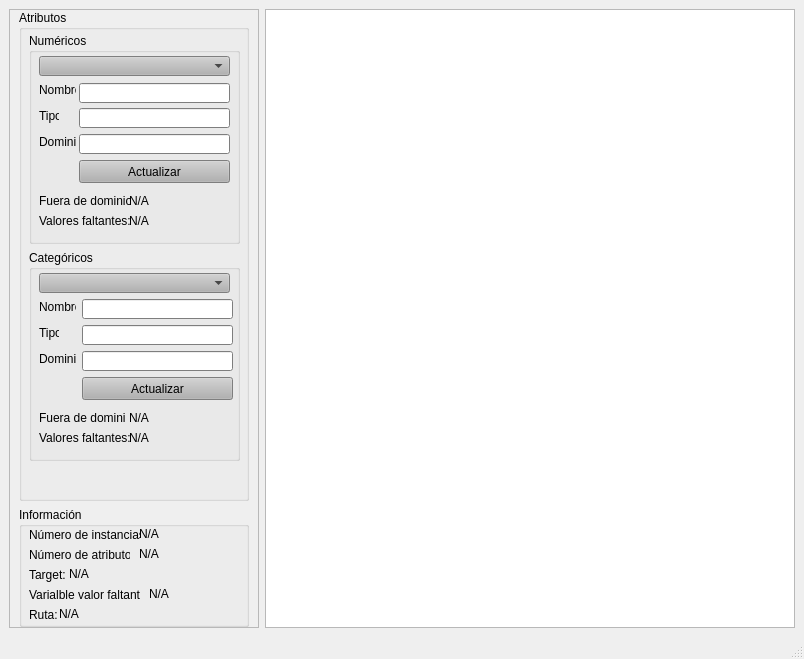
Old version of the form main_window_ui.ui in the repository AdrianPrietoLozano/proyecto_mineria.
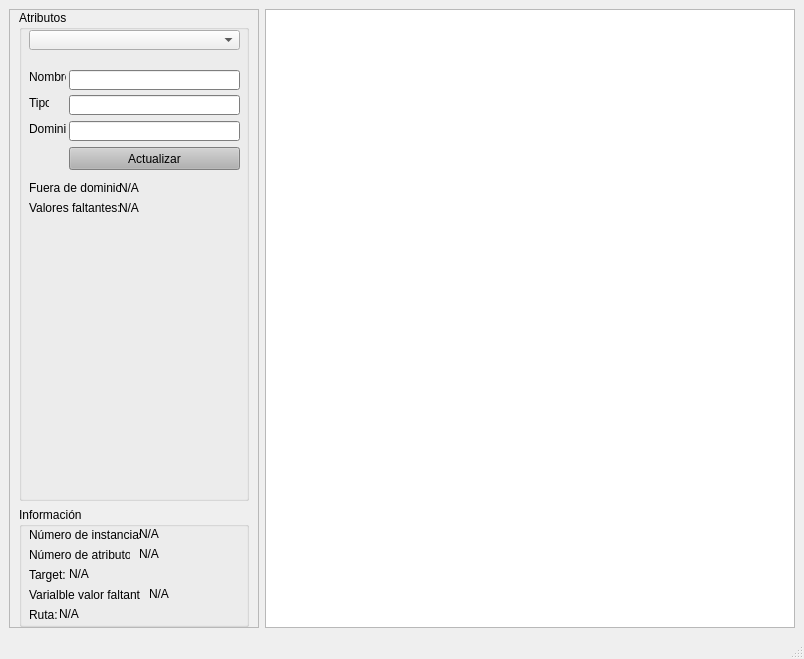
New version of the form.

Commit message: Se dejo solo un combo box para los atributos

Diff of the .ui file:
```diff
--- a/main_window_ui.ui
+++ b/main_window_ui.ui
@@ -507,39 +507,24 @@
          <property name="title">
           <string>Atributos</string>
          </property>
-         <widget class="QGroupBox" name="groupBoxNumericos">
+         <widget class="QComboBox" name="comboBoxAtributos">
           <property name="geometry">
            <rect>
             <x>10</x>
-            <y>23</y>
+            <y>20</y>
             <width>211</width>
-            <height>211</height>
-           </rect>
-          </property>
-          <property name="sizePolicy">
-           <sizepolicy hsizetype="Expanding" vsizetype="Expanding">
-            <horstretch>0</horstretch>
-            <verstretch>0</verstretch>
-           </sizepolicy>
-          </property>
-          <property name="title">
-           <string>Numéricos</string>
-          </property>
-          <widget class="QComboBox" name="comboBoxNumericos">
-           <property name="geometry">
-            <rect>
-             <x>10</x>
-             <y>23</y>
-             <width>191</width>
              <height>20</height>
             </rect>
            </property>
+          <property name="styleSheet">
+           <string notr="true">QComboBox QAbstractItemView::item { margin: 10px; padding: 10px; }</string>
+          </property>
           </widget>
           <widget class="QLabel" name="label">
            <property name="geometry">
             <rect>
              <x>10</x>
-             <y>49</y>
+            <y>59</y>
              <width>37</width>
              <height>16</height>
             </rect>
@@ -548,68 +533,12 @@
             <string>Nombre</string>
            </property>
           </widget>
-          <widget class="QLabel" name="label_2">
+         <widget class="QPushButton" name="btnActualizar">
            <property name="geometry">
             <rect>
-             <x>10</x>
-             <y>75</y>
-             <width>20</width>
-             <height>16</height>
-            </rect>
-           </property>
-           <property name="text">
-            <string>Tipo</string>
-           </property>
-          </widget>
-          <widget class="QLabel" name="label_3">
-           <property name="geometry">
-            <rect>
-             <x>10</x>
-             <y>101</y>
-             <width>37</width>
-             <height>16</height>
-            </rect>
-           </property>
-           <property name="text">
-            <string>Dominio</string>
-           </property>
-          </widget>
-          <widget class="QLineEdit" name="nombreAtributoNumerico">
-           <property name="geometry">
-            <rect>
              <x>50</x>
-             <y>50</y>
-             <width>151</width>
-             <height>20</height>
-            </rect>
-           </property>
-          </widget>
-          <widget class="QLineEdit" name="dominioAtributoNumerico">
-           <property name="geometry">
-            <rect>
-             <x>50</x>
-             <y>101</y>
-             <width>151</width>
-             <height>20</height>
-            </rect>
-           </property>
-          </widget>
-          <widget class="QLineEdit" name="tipoAtributoNumerico">
-           <property name="geometry">
-            <rect>
-             <x>50</x>
-             <y>75</y>
-             <width>151</width>
-             <height>20</height>
-            </rect>
-           </property>
-          </widget>
-          <widget class="QPushButton" name="btnActualizarNumericos">
-           <property name="geometry">
-            <rect>
-             <x>50</x>
-             <y>127</y>
-             <width>151</width>
+            <y>137</y>
+            <width>171</width>
              <height>23</height>
             </rect>
            </property>
@@ -621,7 +550,7 @@
            <property name="geometry">
             <rect>
              <x>10</x>
-             <y>160</y>
+            <y>170</y>
              <width>91</width>
              <height>16</height>
             </rect>
@@ -630,37 +559,11 @@
             <string>Fuera de dominio:</string>
            </property>
           </widget>
-          <widget class="QLabel" name="labelFueraDominioNumerico">
-           <property name="geometry">
-            <rect>
-             <x>100</x>
-             <y>160</y>
-             <width>91</width>
-             <height>16</height>
-            </rect>
-           </property>
-           <property name="text">
-            <string>N/A</string>
-           </property>
-          </widget>
-          <widget class="QLabel" name="labelValoresFaltantesNumericos">
-           <property name="geometry">
-            <rect>
-             <x>100</x>
-             <y>180</y>
-             <width>91</width>
-             <height>16</height>
-            </rect>
-           </property>
-           <property name="text">
-            <string>N/A</string>
-           </property>
-          </widget>
           <widget class="QLabel" name="label_14">
            <property name="geometry">
             <rect>
              <x>10</x>
-             <y>180</y>
+            <y>190</y>
              <width>91</width>
              <height>16</height>
             </rect>
@@ -669,53 +572,44 @@
             <string>Valores faltantes:</string>
            </property>
           </widget>
-         </widget>
-         <widget class="QGroupBox" name="groupBoxCategoricos">
+         <widget class="QLineEdit" name="dominioAtributo">
           <property name="geometry">
            <rect>
-            <x>10</x>
-            <y>240</y>
-            <width>211</width>
-            <height>211</height>
+            <x>50</x>
+            <y>111</y>
+            <width>171</width>
+            <height>20</height>
            </rect>
           </property>
-          <property name="sizePolicy">
-           <sizepolicy hsizetype="Expanding" vsizetype="Expanding">
-            <horstretch>0</horstretch>
-            <verstretch>0</verstretch>
-           </sizepolicy>
-          </property>
-          <property name="title">
-           <string>Categóricos</string>
-          </property>
-          <widget class="QComboBox" name="comboBoxCategoricos">
+         </widget>
+         <widget class="QLineEdit" name="nombreAtributo">
            <property name="geometry">
             <rect>
-             <x>10</x>
-             <y>23</y>
-             <width>191</width>
+            <x>50</x>
+            <y>60</y>
+            <width>171</width>
              <height>20</height>
             </rect>
            </property>
           </widget>
-          <widget class="QLabel" name="label_4">
+         <widget class="QLabel" name="label_3">
            <property name="geometry">
             <rect>
              <x>10</x>
-             <y>49</y>
+            <y>111</y>
              <width>37</width>
              <height>16</height>
             </rect>
            </property>
            <property name="text">
-            <string>Nombre</string>
-           </property>
-          </widget>
-          <widget class="QLabel" name="label_5">
+           <string>Dominio</string>
+          </property>
+         </widget>
+         <widget class="QLabel" name="label_2">
            <property name="geometry">
             <rect>
              <x>10</x>
-             <y>75</y>
+            <y>85</y>
              <width>20</width>
              <height>16</height>
             </rect>
@@ -724,81 +618,22 @@
             <string>Tipo</string>
            </property>
           </widget>
-          <widget class="QLabel" name="label_6">
+         <widget class="QLineEdit" name="tipoAtributo">
            <property name="geometry">
             <rect>
-             <x>10</x>
-             <y>101</y>
-             <width>37</width>
-             <height>16</height>
-            </rect>
-           </property>
-           <property name="text">
-            <string>Dominio</string>
-           </property>
-          </widget>
-          <widget class="QLineEdit" name="nombreAtributoCate">
-           <property name="geometry">
-            <rect>
-             <x>53</x>
-             <y>49</y>
-             <width>151</width>
+            <x>50</x>
+            <y>85</y>
+            <width>171</width>
              <height>20</height>
             </rect>
            </property>
           </widget>
-          <widget class="QLineEdit" name="dominioAtributoCate">
+         <widget class="QLabel" name="labelFueraDominio">
            <property name="geometry">
             <rect>
-             <x>53</x>
-             <y>101</y>
-             <width>151</width>
-             <height>20</height>
-            </rect>
-           </property>
-          </widget>
-          <widget class="QLineEdit" name="tipoAtributoCate">
-           <property name="geometry">
-            <rect>
-             <x>53</x>
-             <y>75</y>
-             <width>151</width>
-             <height>20</height>
-            </rect>
-           </property>
-          </widget>
-          <widget class="QPushButton" name="btnActualizarCategoricos">
-           <property name="geometry">
-            <rect>
-             <x>53</x>
-             <y>127</y>
-             <width>151</width>
-             <height>23</height>
-            </rect>
-           </property>
-           <property name="text">
-            <string>Actualizar</string>
-           </property>
-          </widget>
-          <widget class="QLabel" name="label_13">
-           <property name="geometry">
-            <rect>
-             <x>10</x>
-             <y>160</y>
-             <width>86</width>
-             <height>16</height>
-            </rect>
-           </property>
-           <property name="text">
-            <string>Fuera de dominio:</string>
-           </property>
-          </widget>
-          <widget class="QLabel" name="labelFueraDominioCategorico">
-           <property name="geometry">
-            <rect>
              <x>100</x>
-             <y>160</y>
-             <width>101</width>
+            <y>170</y>
+            <width>91</width>
              <height>16</height>
             </rect>
            </property>
@@ -806,24 +641,11 @@
             <string>N/A</string>
            </property>
           </widget>
-          <widget class="QLabel" name="label_15">
+         <widget class="QLabel" name="labelValoresFaltantes">
            <property name="geometry">
             <rect>
-             <x>10</x>
-             <y>180</y>
-             <width>91</width>
-             <height>16</height>
-            </rect>
-           </property>
-           <property name="text">
-            <string>Valores faltantes:</string>
-           </property>
-          </widget>
-          <widget class="QLabel" name="labelValoresFaltantesCategoricos">
-           <property name="geometry">
-            <rect>
              <x>100</x>
-             <y>180</y>
+            <y>190</y>
              <width>91</width>
              <height>16</height>
             </rect>
@@ -832,9 +654,6 @@
             <string>N/A</string>
            </property>
           </widget>
-         </widget>
-         <zorder>groupBoxCategoricos</zorder>
-         <zorder>groupBoxNumericos</zorder>
         </widget>
        </item>
        <item>
```
Left out of the diff: 2 changed lines with no effect on the pictures. Lines whose indentation alone changed are shown as unchanged. The commit also changes 4 other files.
